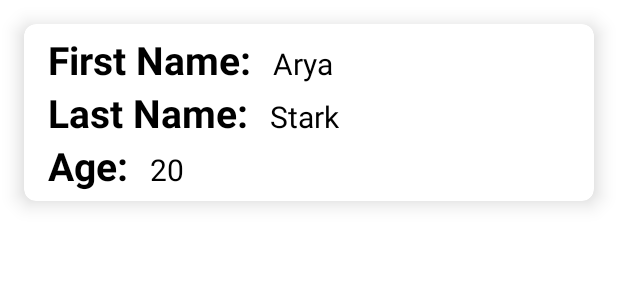
After one commit to akshaymagar2003/Donate, an Android app: the layout user_order.xml on its own in the app's theme, with its tools: preview values and no code run, on a phone screen of 412 x 824 dp. The commit adds this screen. Shown: the top 300 px of the screen. Run offline under Robolectric (Android 15) with nearby library versions, the phone set to English and light mode, and no system bars.

Commit message:
RecyclerView,Realtime firebase connection done

```diff
--- a/app/build.gradle
+++ b/app/build.gradle
@@ -48,6 +48,8 @@ dependencies {
     implementation 'androidx.constraintlayout:constraintlayout:2.1.4'
     implementation 'androidx.navigation:navigation-fragment-ktx:2.5.3'
     implementation 'androidx.navigation:navigation-ui-ktx:2.5.3'
+    implementation 'com.google.firebase:firebase-database:20.0.4'
+    implementation 'com.google.firebase:firebase-database-ktx:20.0.4'
     testImplementation 'junit:junit:4.13.2'
     androidTestImplementation 'androidx.test.ext:junit:1.1.5'
     androidTestImplementation 'androidx.test.espresso:espresso-core:3.5.1'
@@ -56,4 +58,8 @@ dependencies {
     implementation 'com.google.firebase:firebase-auth-ktx:21.1.0'
     implementation 'com.google.firebase:firebase-bom:28.0.1'
     implementation 'de.hdodenhof:circleimageview:3.1.0'
+    implementation "androidx.lifecycle:lifecycle-viewmodel-ktx:2.4.1"
+    implementation "androidx.lifecycle:lifecycle-runtime-ktx:2.4.1"
+    implementation 'org.jetbrains.kotlinx:kotlinx-coroutines-android:1.3.9'
+    implementation 'androidx.core:core:1.2.0'
 }
--- a/app/src/main/java/com/example/donate/MainActivity.kt
+++ b/app/src/main/java/com/example/donate/MainActivity.kt
@@ -19,6 +19,7 @@ class MainActivity : AppCompatActivity() {
         binding = ActivityMainBinding.inflate(layoutInflater)
         val view = binding.root
         setContentView(view)
+
         auth= FirebaseAuth.getInstance()
         binding.Register.setOnClickListener {
             var intent =Intent(this, RegisterActivity::class.java)
--- /dev/null
+++ b/app/src/main/java/com/example/donate/Models/Order.kt
@@ -0,0 +1,3 @@
+package com.example.donate.Models
+
+data class Order(var name:String?=null,var price:String ?=null,var quantity:String ?= null)
--- /dev/null
+++ b/app/src/main/res/layout/user_order.xml
@@ -0,0 +1,95 @@
+<?xml version="1.0" encoding="utf-8"?>
+<androidx.cardview.widget.CardView xmlns:android="http://schemas.android.com/apk/res/android"
+    android:layout_width="match_parent"
+    android:layout_height="wrap_content"
+    xmlns:app="http://schemas.android.com/apk/res-auto"
+    app:cardElevation="8dp"
+    app:cardCornerRadius="8dp"
+    android:layout_margin="16dp">
+
+    <LinearLayout
+        android:layout_width="wrap_content"
+        android:layout_height="wrap_content"
+        android:layout_marginStart="16dp"
+        android:layout_marginVertical="6dp"
+        android:orientation="vertical">
+
+        <LinearLayout
+            android:layout_width="wrap_content"
+            android:layout_height="wrap_content"
+            android:layout_gravity="center_vertical"
+            android:orientation="horizontal">
+
+            <TextView
+                android:layout_width="wrap_content"
+                android:layout_height="wrap_content"
+                android:text="First Name: "
+                android:textColor="@color/black"
+                android:textSize="26sp"
+                android:textStyle="bold"/>
+
+            <TextView
+                android:id="@+id/name"
+                android:layout_width="wrap_content"
+                android:layout_height="wrap_content"
+                android:layout_marginStart="8dp"
+                android:text="Arya"
+                android:textColor="@color/black"
+                android:textSize="20sp"/>
+
+        </LinearLayout>
+
+        <LinearLayout
+            android:layout_width="wrap_content"
+            android:layout_height="wrap_content"
+            android:layout_gravity="center_vertical"
+            android:orientation="horizontal">
+
+            <TextView
+                android:layout_width="wrap_content"
+                android:layout_height="wrap_content"
+                android:text="Last Name: "
+                android:textColor="@color/black"
+                android:textSize="26sp"
+                android:textStyle="bold"/>
+
+            <TextView
+                android:id="@+id/price"
+                android:layout_width="wrap_content"
+                android:layout_height="wrap_content"
+                android:layout_marginStart="8dp"
+                android:text="Stark"
+                android:textColor="@color/black"
+                android:textSize="20sp"/>
+
+        </LinearLayout>
+
+        <LinearLayout
+            android:layout_width="wrap_content"
+            android:layout_height="wrap_content"
+            android:layout_gravity="center_vertical"
+            android:orientation="horizontal">
+
+            <TextView
+                android:layout_width="wrap_content"
+                android:layout_height="wrap_content"
+                android:text="Age: "
+                android:textColor="@color/black"
+                android:textSize="26sp"
+                android:textStyle="bold"/>
+
+            <TextView
+                android:id="@+id/quantity"
+                android:layout_width="wrap_content"
+                android:layout_height="wrap_content"
+                android:layout_marginStart="8dp"
+                android:text="20"
+                android:textColor="@color/black"
+                android:textSize="20sp"/>
+
+        </LinearLayout>
+
+
+    </LinearLayout>
+
+</androidx.cardview.widget.CardView>
```
Also changed, not shown: app/src/main/AndroidManifest.xml (+2 -8 lines), app/src/main/java/com/example/donate/Adapter/MyAdapter.kt (added, +49 -0 lines), app/src/main/java/com/example/donate/Forms/AddItemFragment.kt (+41 -4 lines), app/src/main/java/com/example/donate/Forms/ItemViewFragment.kt (+21 -1 lines), app/src/main/java/com/example/donate/Models/UserViewModel.kt (added, +17 -0 lines), app/src/main/java/com/example/donate/Repository/UserRepository.kt (added, +42 -0 lines), app/src/main/java/com/example/donate/firebaseAdd/Operation.kt (added, +19 -0 lines), app/src/main/res/layout/activity_donateform.xml (deleted, +0 -9 lines), app/src/main/res/layout/activity_logged_in.xml (+10 -3 lines), app/src/main/res/layout/fragment_item_view.xml (+16 -22 lines).
